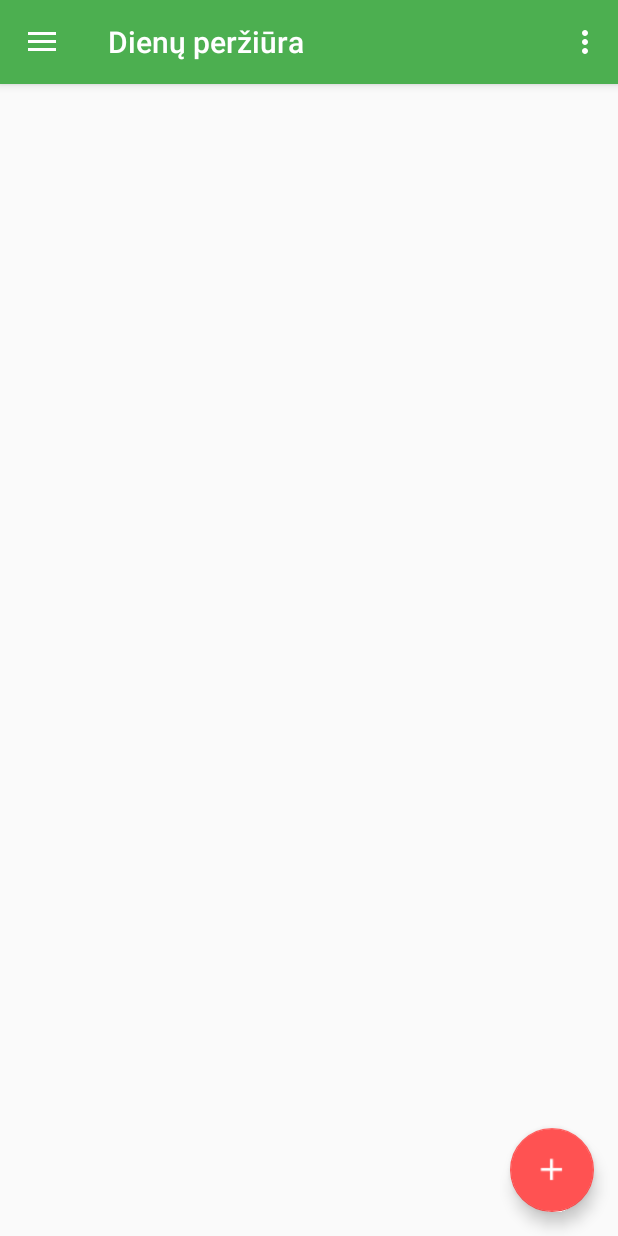
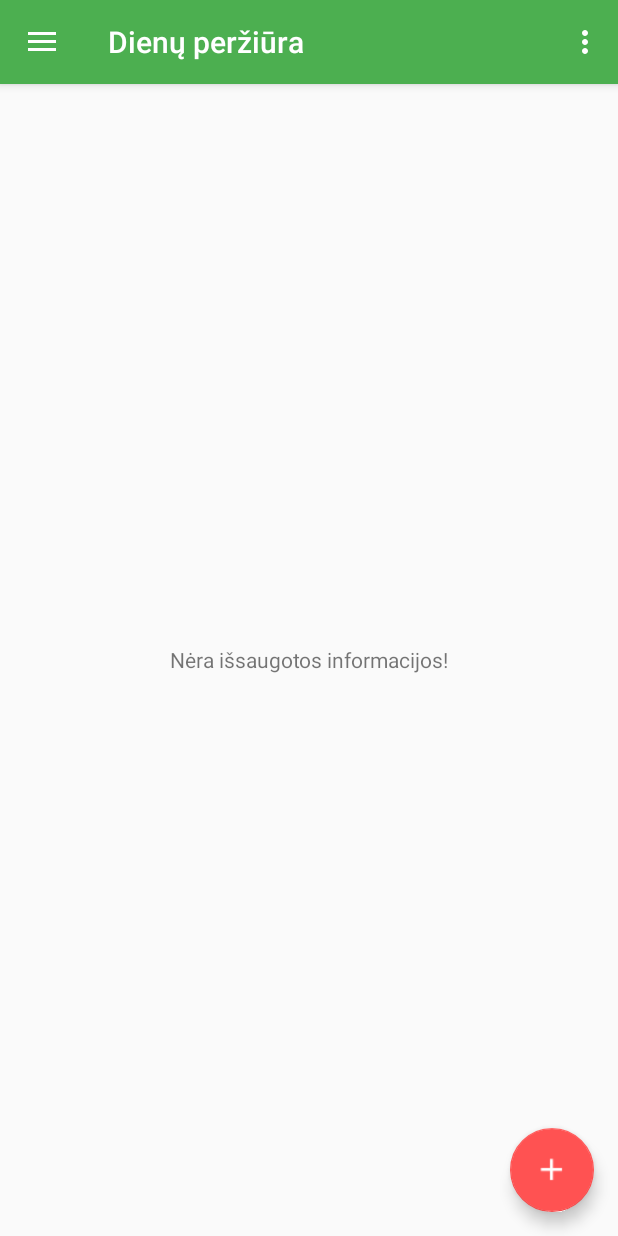
Before and after one commit to grantas33/Cassio-, an Android app: the screen it shows after launch (MainActivity), after a tap on "Daily view", on a phone screen of 412 x 824 dp. Run offline under Robolectric (Android 15) with nearby library versions, the phone set to English and light mode, and no system bars; our stand-ins replace ButterKnife; libraries missing offline, so code that uses them is left out: com.google.zxing.integration; 1 other tap on this screen came first.

Commit message:
Added daily view, expand icon not showing up

```diff
--- a/app/src/main/java/com/example/grantas/cassio/DailyView.java
+++ b/app/src/main/java/com/example/grantas/cassio/DailyView.java
@@ -1,6 +1,8 @@
 package com.example.grantas.cassio;
 
+import android.app.AlertDialog;
 import android.content.Context;
+import android.content.DialogInterface;
 import android.net.Uri;
 import android.os.Bundle;
 import android.support.v4.app.Fragment;
@@ -9,19 +11,25 @@ import android.view.LayoutInflater;
 import android.view.View;
 import android.view.ViewGroup;
 import android.widget.ArrayAdapter;
+import android.widget.Button;
+import android.widget.ExpandableListView;
 import android.widget.FrameLayout;
 import android.widget.LinearLayout;
 import android.widget.ListAdapter;
 import android.widget.ListView;
+import android.widget.TextView;
 import android.widget.Toast;
 
 import com.example.grantas.cassio.FragmentLogic.CreateFoodLogic;
 import com.example.grantas.cassio.FragmentLogic.DailyViewLogic;
+import com.example.grantas.cassio.Tools.DayExpandableListAdapter;
+import com.example.grantas.cassio.Tools.DayItem;
 
 import java.util.List;
 
 import butterknife.ButterKnife;
 import butterknife.BindView;
+import butterknife.OnClick;
 
 
 /**
@@ -60,27 +68,68 @@ public class DailyView extends Fragment {
     @Override
     public View onCreateView(LayoutInflater inflater, ViewGroup container,
                              Bundle savedInstanceState) {
+        Logic = new DailyViewLogic(getContext());
         // Inflate the layout for this fragment
         rootView = inflater.inflate(R.layout.fragment_daily_view, container, false);
 
+
+        View listView = setListView(rootView);
+
+        return listView;
+    }
+
+    public View setListView(View view) {
+        ExpandableListView listView = (ExpandableListView) view.findViewById(R.id.list_days);
+        List<DayItem> days = Logic.getDays();
+
+        DayExpandableListAdapter adapter = new DayExpandableListAdapter(getActivity(), days);
+        listView.setAdapter(adapter);
+        listView.setGroupIndicator(null);
+        TextView empty = (TextView) rootView.findViewById(R.id.empty_day_view);
+        listView.setEmptyView(empty);
+
+        listView.setOnGroupClickListener(new ExpandableListView.OnGroupClickListener() {
+            public boolean onGroupClick(ExpandableListView parent, View v, int groupPosition,
+                                        long id) {
+
+                return true;
+            }
+        });
         ButterKnife.bind(this, rootView);
-        Logic = new DailyViewLogic(getContext());
-
-        //i cia desim savo LisView
-        linearLayout = (LinearLayout) rootView.findViewById(R.id.linear_layout);
-        ListView dynamicListView = new ListView(getContext());
-
-        //final raktazodis nebutinas, jis tiesiog neleidzia priskirti naujos reiksmes (kaip read only)
-        final List<String> foods = Logic.getFoodStrings();
-
-        //sukuriam adapteri. gali buti custom adapteris. atkreipti demesi i ANDROID.R.layout.simple_list_item_1
-        ArrayAdapter<String> adapter = new ArrayAdapter<String>(getContext(), android.R.layout.simple_list_item_1, foods);
-
-        dynamicListView.setAdapter(adapter);
-
-        linearLayout.addView(dynamicListView);
         return rootView;
     }
+
+    @OnClick(R.id.clear_final_button)
+    public void clearDays() {
+
+        AlertDialog.Builder builder = new AlertDialog.Builder(getContext());
+        builder.setMessage(R.string.confirm_save_and_clear);
+
+        builder.setPositiveButton(
+                getString(R.string.yes),
+                new DialogInterface.OnClickListener() {
+                    public void onClick(DialogInterface dialog, int id) {
+                        Logic.clearDays();
+                        dialog.cancel();
+                        MainActivity mainActivity = (MainActivity) getActivity();
+                        mainActivity.displayView(mainActivity.currentViewId);
+                    }
+                }
+        );
+
+        builder.setNegativeButton(
+                R.string.no,
+                new DialogInterface.OnClickListener() {
+                    public void onClick(DialogInterface dialog, int id) {
+                        dialog.cancel();
+                    }
+                }
+        );
+
+        AlertDialog alertDialog = builder.create();
+        alertDialog.show();
+    }
+
 
     // TODO: Rename method, update argument and hook method into UI event
     public void onButtonPressed(Uri uri) {
--- a/app/src/main/java/com/example/grantas/cassio/FragmentLogic/DailyViewLogic.java
+++ b/app/src/main/java/com/example/grantas/cassio/FragmentLogic/DailyViewLogic.java
@@ -4,7 +4,9 @@ import android.content.Context;
 import android.widget.Toast;
 
 import com.example.grantas.cassio.Food;
+import com.example.grantas.cassio.LogItem;
 import com.example.grantas.cassio.Tools.DatabaseHelper;
+import com.example.grantas.cassio.Tools.DayItem;
 import com.j256.ormlite.android.apptools.OpenHelperManager;
 
 import java.io.Console;
@@ -33,25 +35,19 @@ public class DailyViewLogic {
         return databaseHelper;
     }
 
-    public List<String> getFoodStrings() {
-        List<Food> foods = null;
-        List<String> foodsString = new ArrayList<String>();
-//        String[] strings;
+    public List<DayItem> getDays() {
+        List<DayItem> days = new ArrayList<DayItem>();
         try {
-            foods = getHelper().getFoodDao().queryForAll();
-            for (Food food: foods) {
-            foodsString.add(food.toString());
-            }
+            days = getHelper().getDayDao().queryForAll();
         } catch (SQLException e) {
+            e.printStackTrace();
         }
-//        strings = new String[foodsString.size()];
-//        for (int i = 0; i < foodsString.size();  i++) {
-//            strings[i] = foodsString.get(i);
-//        }
-
-        return foodsString;
+        return days;
     }
 
+    public void clearDays() {
+        getHelper().clearDaysTable();
+    }
 
     public void onDestroy() {
 		/*
--- /dev/null
+++ b/app/src/main/java/com/example/grantas/cassio/FragmentLogic/DayAdapterLogic.java
@@ -0,0 +1,11 @@
+package com.example.grantas.cassio.FragmentLogic;
+
+/**
+ * Created by Lukas on 7/19/2017.
+ */
+
+public class DayAdapterLogic {
+    public DayAdapterLogic() {}
+
+
+}
--- a/app/src/main/res/layout/food_info_header.xml
+++ b/app/src/main/res/layout/food_info_header.xml
@@ -55,8 +55,8 @@
         android:layout_gravity="right" />
     <ImageView
         android:src="@android:drawable/ic_menu_gallery"
-        android:layout_width="100px"
+        android:layout_width="45dp"
         android:layout_height="match_parent"
         android:id="@+id/greenarrow"
-        android:layout_gravity="right" />
+        android:layout_gravity="end" />
 </LinearLayout>
--- a/app/src/main/res/layout/fragment_daily_view.xml
+++ b/app/src/main/res/layout/fragment_daily_view.xml
@@ -1,15 +1,26 @@
-<FrameLayout xmlns:android="http://schemas.android.com/apk/res/android"
-    xmlns:tools="http://schemas.android.com/tools"
+<?xml version="1.0" encoding="utf-8"?>
+<LinearLayout xmlns:android="http://schemas.android.com/apk/res/android"
     android:layout_width="match_parent"
     android:layout_height="match_parent"
-    tools:context="com.example.grantas.cassio.DailyView">
+    android:orientation="vertical">
 
-    <LinearLayout
+    <ExpandableListView
+        android:minWidth="25dp"
+        android:minHeight="25dp"
         android:layout_width="match_parent"
-        android:layout_height="match_parent"
-        android:id="@+id/linear_layout"
-        android:orientation="vertical">
-
-    </LinearLayout>
-
-</FrameLayout>
+        android:layout_height="wrap_content"
+        android:layout_weight="1"
+        android:id="@+id/list_days" />
+    <TextView
+        android:id="@+id/empty_day_view"
+        android:text="@string/no_saved_info"
+        android:layout_width="fill_parent"
+        android:layout_height="fill_parent"
+        android:gravity="center" />
+    <Button
+        android:layout_width="match_parent"
+        android:layout_height="wrap_content"
+        android:layout_weight="0"
+        android:id="@+id/clear_final_button"
+        android:text="@string/delete_all" />
+</LinearLayout>
--- a/app/src/main/res/values/strings.xml
+++ b/app/src/main/res/values/strings.xml
@@ -34,4 +34,5 @@
     <string name="pref_autosave">Automatiškai išsaugoti maisto žurnalą</string>
     <string name="pref_autosave_summ">Po kiekvienos dienos automatiškai išsaugoti ir išvalyti dienos maistus</string>
     <string name="autosave_information_alert">Duomenys išsisaugoja automatiškai! Norėdami išsaugoti rankiniu būdu, eikite į nustatymus</string>
+    <string name="cals">kal.</string>
 </resources>
--- a/build.gradle
+++ b/build.gradle
@@ -2,6 +2,7 @@
 
 buildscript {
     repositories {
+//        mavenCentral()
         jcenter()
     }
     dependencies {
```
Also changed, not shown: app/build.gradle (+18 -0 lines), app/src/main/java/com/example/grantas/cassio/Tools/DatabaseHelper.java (+8 -0 lines), app/src/main/java/com/example/grantas/cassio/Tools/DayExpandableListAdapter.java (added, +178 -0 lines), app/src/main/java/com/example/grantas/cassio/Tools/DayItem.java (+30 -0 lines), app/src/main/java/com/example/grantas/cassio/Tools/MonthItem.java (added, +20 -0 lines), app/src/main/res/layout/month_info_child.xml (added, +16 -0 lines), app/src/main/res/layout/month_info_header.xml (added, +34 -0 lines).
